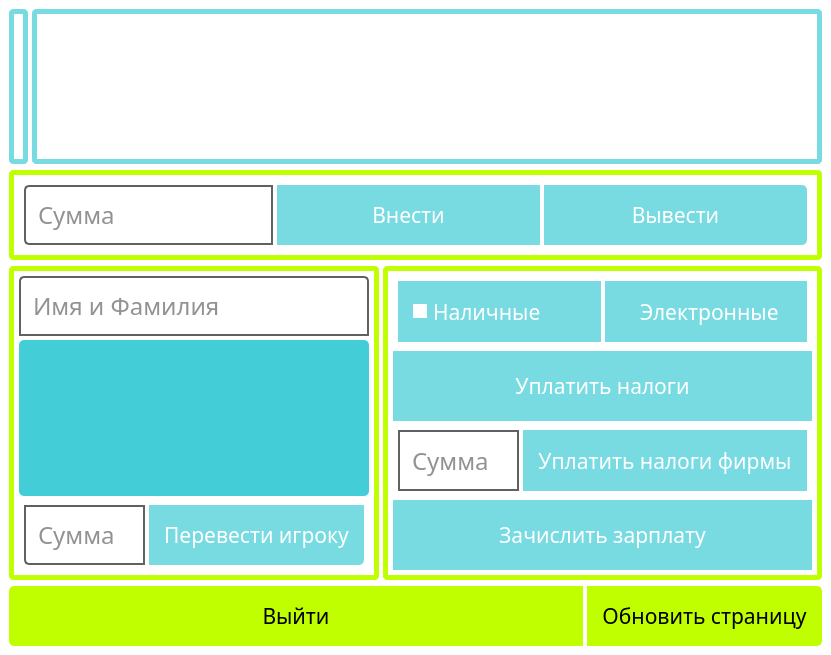
The window that forms/banknfcwindow.ui (FloppedWaffle/EconomicGameCardClient) describes before a commit, drawn with Qt 5.
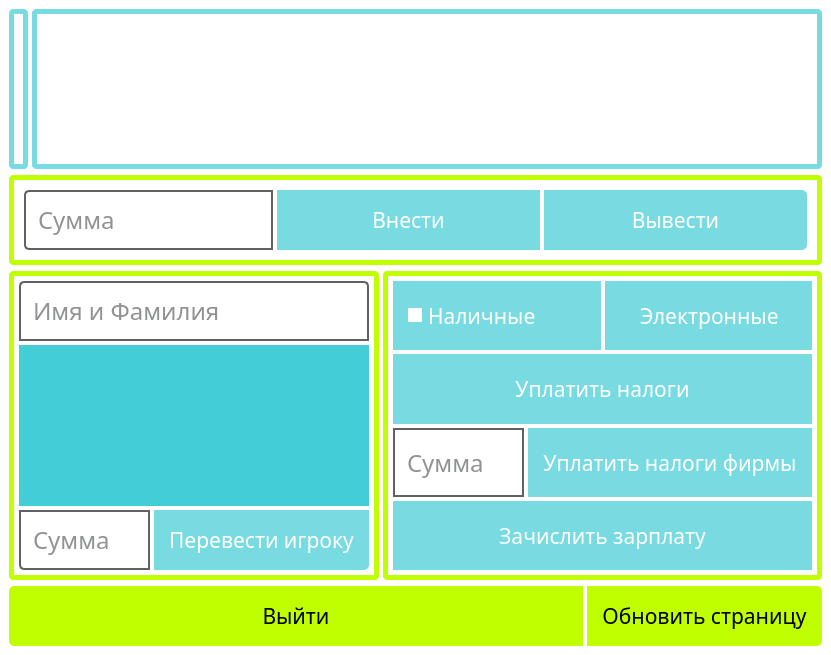
The same window after the commit. Icons and pictures are not drawn.

The edit to the form file:
```diff
--- a/forms/banknfcwindow.ui
+++ b/forms/banknfcwindow.ui
@@ -394,7 +394,7 @@
        <item>
         <widget class="QFrame" name="payPersonFrame">
          <property name="styleSheet">
-          <string notr="true">QFrame
+          <string notr="true">#payPersonFrame
 {
 	border: 5px solid #BFFF00;
 	border-radius: 5px;
@@ -563,14 +563,7 @@
           <item>
            <widget class="QFrame" name="payPersonFrame_2">
             <property name="styleSheet">
-             <string notr="true">QFrame
-{
-	border: none;
-}
-
-
-
-QLineEdit
+             <string notr="true">QLineEdit
 {
 	border-radius: 0px;
 	border-bottom-left-radius: 5px;
@@ -685,7 +678,7 @@
        <item>
         <widget class="QFrame" name="otherActionsFrame">
          <property name="styleSheet">
-          <string notr="true">QFrame
+          <string notr="true">#otherActionsFrame
 {
 	border: 5px solid #BFFF00;
 	border-radius: 5px;
@@ -723,14 +716,7 @@
              </sizepolicy>
             </property>
             <property name="styleSheet">
-             <string notr="true">QFrame
-{
-	border: none;
-}
-
-
-
-QRadioButton
+             <string notr="true">QRadioButton
 {
     background-color: #78DBE2;
     color: white;
@@ -903,10 +889,7 @@
              </sizepolicy>
             </property>
             <property name="styleSheet">
-             <string notr="true">QFrame
-{
-	border: none;
-}</string>
+             <string notr="true"/>
             </property>
             <property name="frameShape">
              <enum>QFrame::NoFrame</enum>
```
